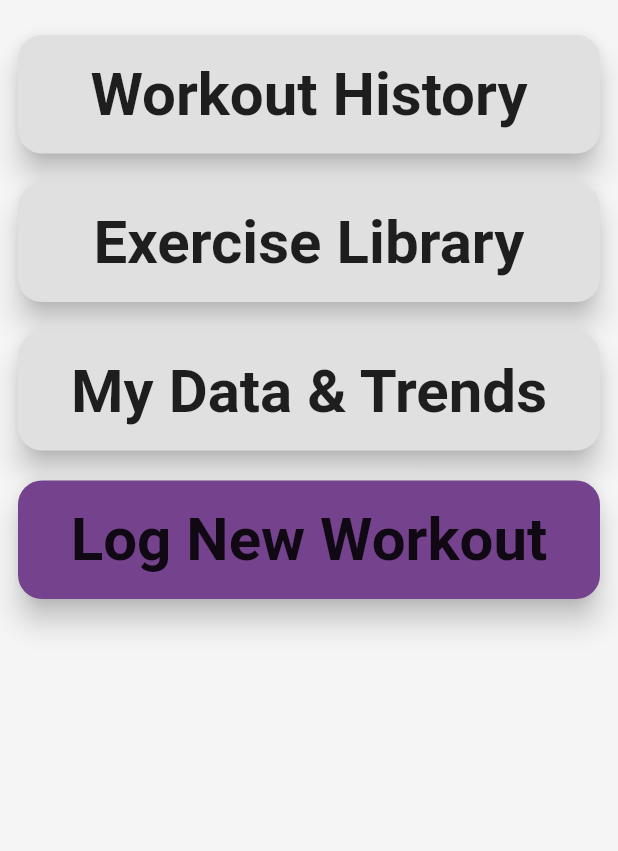
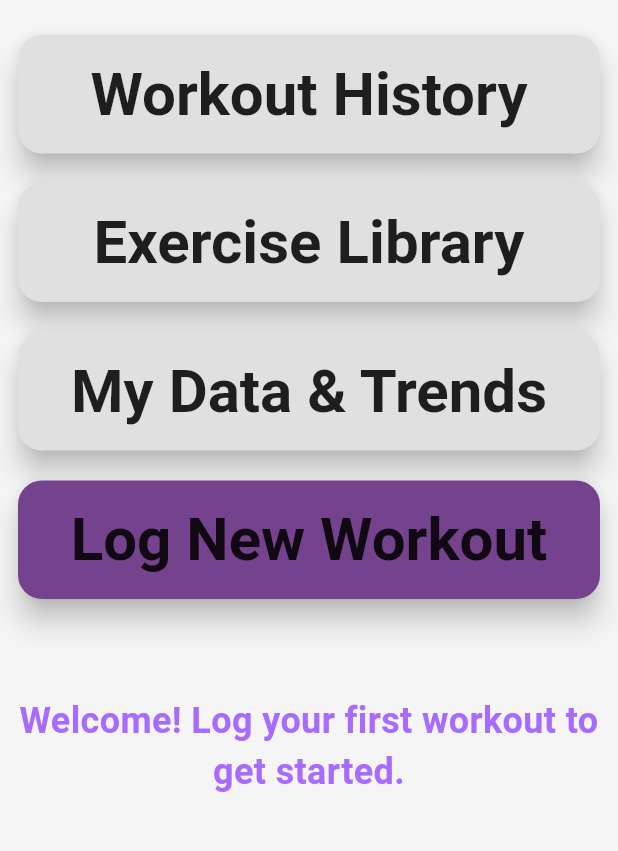
Before and after one commit to Justin-Moretto/gym_app, a Flutter app: the MyHomePage screen opened by its route, on a phone screen of 412 x 824 dp, the part 67-918 px from its top. Run offline on Flutter 3.47's test engine with Material 3 defaults, Android fonts, the phone set to English and light mode, and no system bars; our stand-ins replace flutter_dotenv, supabase_flutter; accounts and stored records are empty.

Commit message:
feat: added "days since last session"

```diff
--- a/lib/custom_widgets.dart
+++ b/lib/custom_widgets.dart
@@ -93,3 +93,30 @@ class GymPalCard extends StatelessWidget {
     );
   }
 }
+
+/// Creates a styled text widget for days since last session
+/// Example: 1 -> "It's been 1 day since your last session"
+/// Example: 5 -> "It's been 5 days since your last session"
+Widget buildDaysSinceLastSessionText(int? daysSinceLastSession) {
+  if (daysSinceLastSession == null) {
+    return Text(
+      "Welcome! Log your first workout to get started.",
+      style: const TextStyle(
+        fontSize: 24,
+        fontWeight: FontWeight.w600,
+        color: Color(0xFFA86BFF),
+      ),
+      textAlign: TextAlign.center,
+    );
+  }
+
+  return Text(
+    "It's been $daysSinceLastSession ${daysSinceLastSession == 1 ? 'day' : 'days'} since your last session",
+    style: const TextStyle(
+      fontSize: 24,
+      fontWeight: FontWeight.w600,
+      color: Color(0xFFA86BFF),
+    ),
+    textAlign: TextAlign.center,
+  );
+}
```
Also changed, not shown: lib/pages/home_page.dart (+45 -0 lines).
